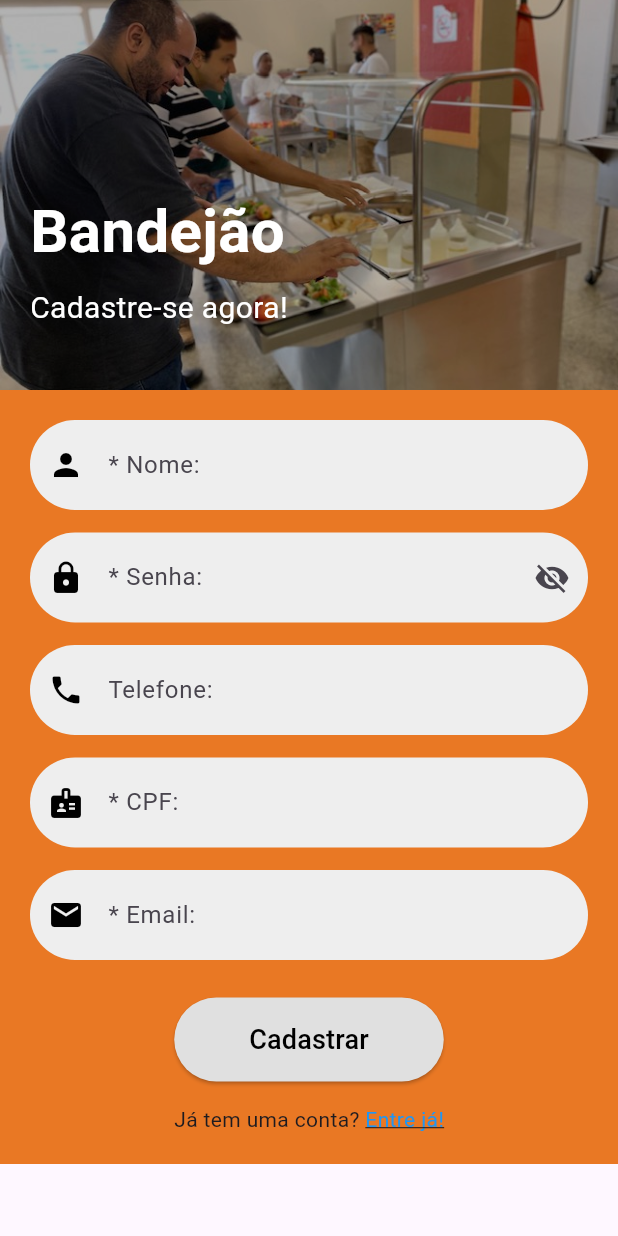
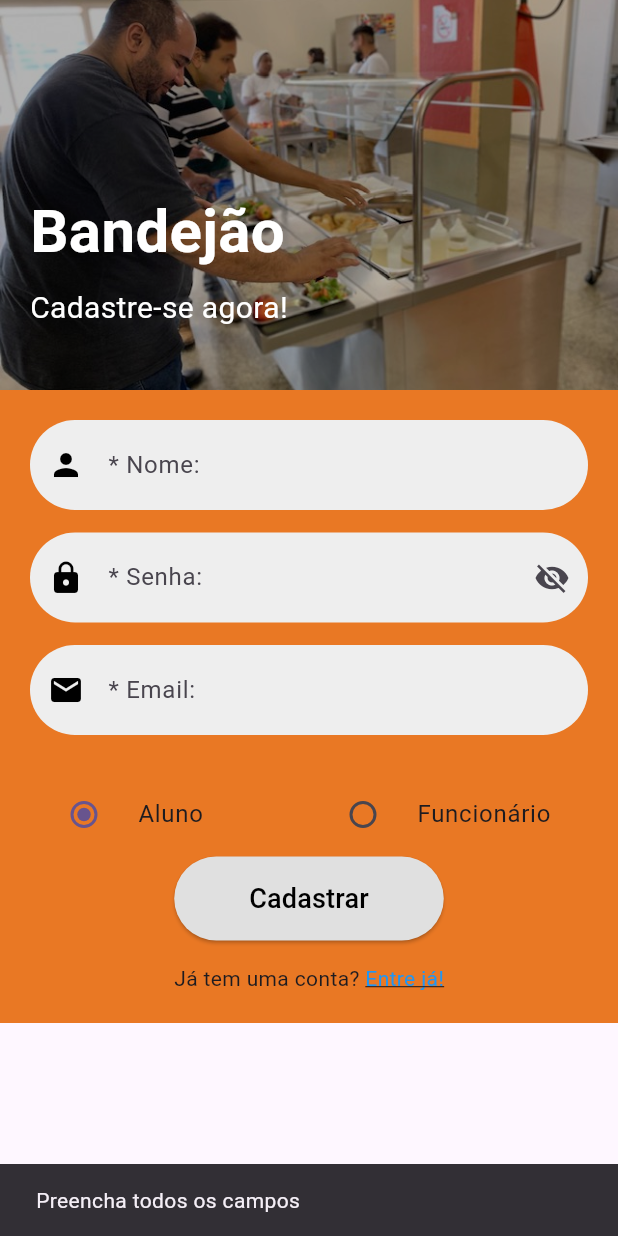
Before and after one commit to Caricatum/Projeto-Bandeco, a Flutter app: the Cadastro screen opened directly, after a tap on "Cadastrar", on a phone screen of 412 x 824 dp. Run offline on Flutter 3.47's test engine with Material 3 defaults, Android fonts, the light colour scheme and no system bars.

Commit message:
Cadastro funcional e validando com conexão na API, Login com os controllers e base da conexão e validação API

```diff
--- a/Codigo/Mobile/lib/cadastro.dart
+++ b/Codigo/Mobile/lib/cadastro.dart
@@ -1,5 +1,7 @@
 import 'package:flutter/material.dart';
 import 'login.dart';
+import 'dart:convert';
+import 'package:http/http.dart' as http;
 
 class Cadastro extends StatefulWidget {
   const Cadastro({super.key});
@@ -9,8 +11,9 @@ class Cadastro extends StatefulWidget {
 }
 
 class _CadastroState extends State<Cadastro> {
+  String tipoUsuario = "Aluno";
 
-bool _obscurePassword = true;
+  bool _obscurePassword = true;
 
   InputDecoration customInput(String hint, IconData icon, {Widget? suffix}) {
     return InputDecoration(
@@ -27,6 +30,45 @@ bool _obscurePassword = true;
     );
   }
 
+  Future<void> cadastrarUsuario() async {
+    final url = Uri.parse('http://localhost:8080/user/cadastrar');
+
+    try {
+      final response = await http.post(
+        url,
+        headers: {'Content-Type': 'application/json'},
+        body: jsonEncode({
+          'nome': nomeController.text,
+          'login': loginController.text,
+          'senhaHash': senhaController.text,
+          'tipoUsuario': tipoUsuario,
+        }),
+      );
+
+      if (response.statusCode == 200 || response.statusCode == 201) {
+        ScaffoldMessenger.of(context).showSnackBar(
+          const SnackBar(content: Text('Usuário cadastrado com sucesso!')),
+        );
+
+        Navigator.pushReplacement(
+          context,
+          MaterialPageRoute(builder: (_) => Login()),
+        );
+      } else {
+        ScaffoldMessenger.of(context).showSnackBar(
+          SnackBar(content: Text('Erro ao cadastrar: ${response.body}')),
+        );
+      }
+    } catch (e) {
+      ScaffoldMessenger.of(
+        context,
+      ).showSnackBar(SnackBar(content: Text('Erro de conexão: $e')));
+    }
+  }
+
+  TextEditingController nomeController = new TextEditingController();
+  TextEditingController senhaController = new TextEditingController();
+  TextEditingController loginController = new TextEditingController();
 
   @override
   Widget build(BuildContext context) {
@@ -71,7 +113,7 @@ bool _obscurePassword = true;
               ],
             ),
 
-            // 🟧 FORMULÁRIO
+            // FORMULÁRIO
             Container(
               width: double.infinity,
               color: const Color(0xFFE97824),
@@ -79,11 +121,22 @@ bool _obscurePassword = true;
               child: Column(
                 children: [
                   // Nome
-                  TextField(decoration: customInput("* Nome:", Icons.person)),
+                  TextFormField(
+                    controller: nomeController,
+                    decoration: customInput("* Nome:", Icons.person),
+                    validator: (value) {
+                      if (value!.isEmpty) {
+                        return "Preencha o campo nome";
+                      } else {
+                        return null;
+                      }
+                    },
+                  ),
                   const SizedBox(height: 15),
 
                   // Senha
-                  TextField(
+                  TextFormField(
+                    controller: senhaController,
                     obscureText: _obscurePassword,
                     decoration: customInput(
                       "* Senha:",
@@ -101,29 +154,60 @@ bool _obscurePassword = true;
                         },
                       ),
                     ),
-                  ),
-                  const SizedBox(height: 15),
-
-                  // Telefone
-                  TextField(
-                    keyboardType: TextInputType.phone,
-                    decoration: customInput("Telefone:", Icons.phone),
-                  ),
-                  const SizedBox(height: 15),
-
-                  // CPF
-                  TextField(
-                    keyboardType: TextInputType.number,
-                    decoration: customInput("* CPF:", Icons.badge),
+                    validator: (value) {
+                      if (value!.isEmpty) {
+                        return "Preencha o campo nome";
+                      } else {
+                        return null;
+                      }
+                    },
                   ),
                   const SizedBox(height: 15),
 
                   // Email
-                  TextField(
+                  TextFormField(
+                    controller: loginController,
                     keyboardType: TextInputType.emailAddress,
                     decoration: customInput("* Email:", Icons.email),
+                    validator: (value) {
+                      if (value!.isEmpty) {
+                        return "Preencha o campo nome";
+                      } else {
+                        return null;
+                      }
+                    },
                   ),
                   const SizedBox(height: 25),
+
+                  Row(
+                    children: [
+                      Expanded(
+                        child: RadioListTile<String>(
+                          title: const Text("Aluno"),
+                          value: "Aluno",
+                          groupValue: tipoUsuario,
+                          onChanged: (value) {
+                            setState(() {
+                              tipoUsuario = value!;
+                            });
+                          },
+                        ),
+                      ),
+
+                      Expanded(
+                        child: RadioListTile<String>(
+                          title: const Text("Funcionário"),
+                          value: "Funcionário",
+                          groupValue: tipoUsuario,
+                          onChanged: (value) {
+                            setState(() {
+                              tipoUsuario = value!;
+                            });
+                          },
+                        ),
+                      ),
+                    ],
+                  ),
 
                   // BOTÃO
                   ElevatedButton(
@@ -138,7 +222,20 @@ bool _obscurePassword = true;
                         borderRadius: BorderRadius.circular(30),
                       ),
                     ),
-                    onPressed: () {},
+                    onPressed: () async {
+                      if (nomeController.text.isEmpty ||
+                          loginController.text.isEmpty ||
+                          senhaController.text.isEmpty) {
+                        ScaffoldMessenger.of(context).showSnackBar(
+                          const SnackBar(
+                            content: Text('Preencha todos os campos'),
+                          ),
+                        );
+                        return;
+                      }
+
+                      await cadastrarUsuario();
+                    },
                     child: const Text(
                       "Cadastrar",
                       style: TextStyle(fontSize: 18),
--- a/Codigo/Mobile/lib/login.dart
+++ b/Codigo/Mobile/lib/login.dart
@@ -1,5 +1,6 @@
 import 'package:flutter/material.dart';
 import 'cadastro.dart';
+import 'package:http/http.dart' as http;
 
 class Login extends StatefulWidget {
   const Login({super.key});
@@ -7,6 +8,43 @@ class Login extends StatefulWidget {
   @override
   State<Login> createState() => _LoginState();
 }
+/*
+Future<void> cadastrarUsuario() async {
+    final url = Uri.parse('http://localhost:8080/user/login');
+
+    try {
+      final response = await http.post(
+        url,
+        headers: {'Content-Type': 'application/json'},
+        body: jsonEncode({
+          'login': loginController.text,
+          'senhaHash': senhaController.text,
+        }),
+      );
+
+      if (response.statusCode == 200 || response.statusCode == 201) {
+        ScaffoldMessenger.of(context).showSnackBar(
+          const SnackBar(content: Text('Usuário cadastrado com sucesso!')),
+        );
+
+        Navigator.pushReplacement(
+          context,
+          MaterialPageRoute(builder: (_) => Login()),
+        );
+      } else {
+        ScaffoldMessenger.of(context).showSnackBar(
+          SnackBar(content: Text('Erro ao cadastrar: ${response.body}')),
+        );
+      }
+    } catch (e) {
+      ScaffoldMessenger.of(
+        context,
+      ).showSnackBar(SnackBar(content: Text('Erro de conexão: $e')));
+    }
+  }*/
+
+TextEditingController loginController = new TextEditingController();
+TextEditingController senhaController = new TextEditingController();
 
 class _LoginState extends State<Login> {
   @override
@@ -46,10 +84,11 @@ class _LoginState extends State<Login> {
 
                 const SizedBox(height: 30),
 
-                TextField(
+                TextFormField(
+                  controller: loginController,
                   decoration: InputDecoration(
                     prefixIcon: const Icon(Icons.person),
-                    hintText: "Nome",
+                    hintText: "Email",
                     filled: true,
                     fillColor: Colors.grey[200],
                     border: OutlineInputBorder(
@@ -57,11 +96,19 @@ class _LoginState extends State<Login> {
                       borderSide: BorderSide.none,
                     ),
                   ),
+                  validator: (value) {
+                      if (value!.isEmpty) {
+                        return "Preencha o campo email";
+                      } else {
+                        return null;
+                      }
+                    },
                 ),
 
                 const SizedBox(height: 30),
 
-                TextField(
+                TextFormField(
+                  controller: senhaController,
                   obscureText: true,
                   decoration: InputDecoration(
                     prefixIcon: const Icon(Icons.lock),
@@ -73,6 +120,13 @@ class _LoginState extends State<Login> {
                       borderSide: BorderSide.none,
                     ),
                   ),
+                  validator: (value) {
+                      if (value!.isEmpty) {
+                        return "Preencha o campo senha";
+                      } else {
+                        return null;
+                      }
+                    },
                 ),
 
                 const SizedBox(height: 30),
--- a/Codigo/Mobile/lib/main.dart
+++ b/Codigo/Mobile/lib/main.dart
@@ -1,5 +1,5 @@
 import 'package:flutter/material.dart';
-
+import 'login.dart';
 import 'principal.dart';
 
 
@@ -19,7 +19,7 @@ class MyApp extends StatelessWidget {
       theme: ThemeData(
         colorScheme: .fromSeed(seedColor: Colors.deepPurple),
       ),
-      home: const Principal(),
+      home: const Login(),
     );
   }
 }
--- a/Codigo/Mobile/pubspec.yaml
+++ b/Codigo/Mobile/pubspec.yaml
@@ -34,6 +34,7 @@ dependencies:
   # The following adds the Cupertino Icons font to your application.
   # Use with the CupertinoIcons class for iOS style icons.
   cupertino_icons: ^1.0.8
+  http: ^1.6.0
 
 dev_dependencies:
   flutter_test:
```
Also changed, not shown: Codigo/Mobile/pubspec.lock.
